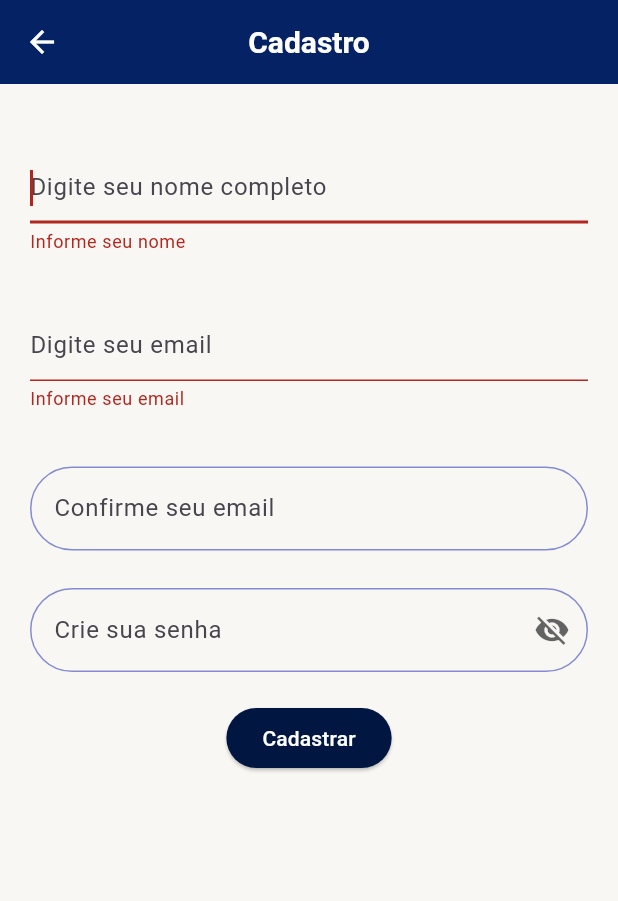
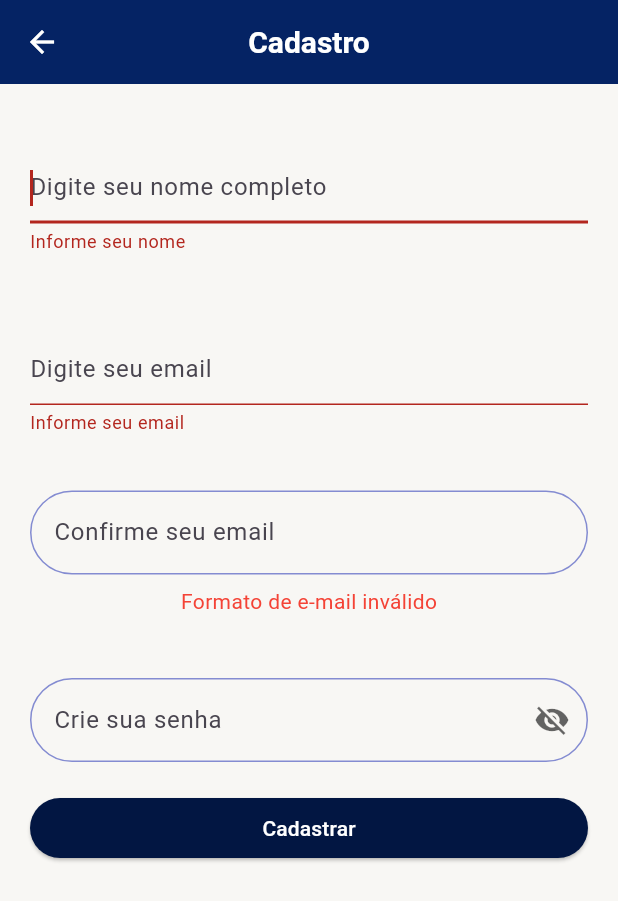
Before and after one commit to anaclara-s/timecheck, a Flutter app: the RegisterPage screen opened by its route, after a tap on "Cadastrar", on a phone screen of 412 x 824 dp. Shown: the top 901 px of the screen. Run offline on Flutter 3.47's test engine with Material 3 defaults, Android fonts, the phone set to English and light mode, and no system bars; our stand-ins replace table_calendar.

Commit message:
refatoração RegisterPage

```diff
--- /dev/null
+++ b/lib/pages/register/controller/register_controller.dart
@@ -0,0 +1,87 @@
+import 'package:flutter/material.dart';
+
+import '../../../core/services/auth_service.dart';
+
+class RegisterController {
+  final nameController = TextEditingController();
+  final emailController = TextEditingController();
+  final confirmEmailController = TextEditingController();
+  final passwordController = TextEditingController();
+
+  String generatedUsername = '';
+  String? emailError;
+  bool isLoading = false;
+
+  void generateUsername(String fullName) {
+    final names = fullName.trim().split(' ');
+    if (names.length >= 2) {
+      final first = names.first.toLowerCase();
+      final last = names.last.toLowerCase();
+      generatedUsername = '$first.$last';
+    } else {
+      generatedUsername = '';
+    }
+  }
+
+  void validateEmail() {
+    final email = emailController.text.trim();
+    final confirm = confirmEmailController.text.trim();
+
+    if (!_isValidEmail(email)) {
+      emailError = 'Formato de e-mail inválido';
+    } else if (email != confirm) {
+      emailError = 'Os e-mails não coincidem';
+    } else {
+      emailError = null;
+    }
+  }
+
+  bool _isValidEmail(String email) {
+    final regex = RegExp(r'^[\w-.]+@([\w-]+\.)+[\w-]{2,4}$');
+    return regex.hasMatch(email);
+  }
+
+  void dispose() {
+    nameController.dispose();
+    emailController.dispose();
+    confirmEmailController.dispose();
+    passwordController.dispose();
+  }
+
+  Future<void> handleRegister({
+    required GlobalKey<FormState> formKey,
+    required BuildContext context,
+    required VoidCallback onUpdate,
+  }) async {
+    validateEmail();
+    onUpdate();
+
+    if (!formKey.currentState!.validate() || emailError != null) return;
+
+    isLoading = true;
+    onUpdate();
+
+    final response = await AuthService.registerUser(
+      nameController.text.trim(),
+      emailController.text.trim(),
+      passwordController.text.trim(),
+    );
+
+    print('Resposta da API: $response');
+
+    isLoading = false;
+    onUpdate();
+
+    if (response['sucess'] == true) {
+      final usuario = response['usuario'];
+      ScaffoldMessenger.of(context).showSnackBar(
+        SnackBar(content: Text('Cadastro realizado! Usuário: $usuario')),
+      );
+      Navigator.pushReplacementNamed(context, '/login');
+    } else {
+      ScaffoldMessenger.of(context).showSnackBar(
+        SnackBar(content: Text(response['mensage'] ?? 'Erro no cadastro')),
+      );
+    }
+  }
+}
--- a/lib/pages/register/register_page.dart
+++ b/lib/pages/register/register_page.dart
@@ -1,8 +1,10 @@
 import 'package:flutter/material.dart';
 
-import '../../core/services/auth_service.dart';
 import '../../core/widgets/custom_appbar.dart';
 import '../../core/widgets/custom_text_form_field.dart';
+import 'controller/register_controller.dart';
+import 'widget/email_fields.dart';
+import 'widget/username_preview.dart';
 
 class RegisterPage extends StatefulWidget {
   const RegisterPage({super.key});
@@ -13,81 +15,7 @@ class RegisterPage extends StatefulWidget {
 
 class _RegisterPageState extends State<RegisterPage> {
   final _formKey = GlobalKey<FormState>();
-  final nameController = TextEditingController();
-  final emailController = TextEditingController();
-  final passwordController = TextEditingController();
-  final TextEditingController confirmEmailController = TextEditingController();
-
-  String? emailError;
-
-  void _validateEmail() {
-    final email = emailController.text.trim();
-    final confirmEmail = confirmEmailController.text.trim();
-
-    if (!_isValidEmail(email)) {
-      setState(() => emailError = 'Formato de e-mail inválido');
-    } else if (email != confirmEmail) {
-      setState(() => emailError = 'Os e-mails não coincidem');
-    } else {
-      setState(() => emailError = null);
-    }
-  }
-
-  bool _isValidEmail(String email) {
-    final emailRegex = RegExp(r'^[\w-.]+@([\w-]+\.)+[\w-]{2,4}$');
-    return emailRegex.hasMatch(email);
-  }
-
-  @override
-  void dispose() {
-    confirmEmailController.dispose();
-    super.dispose();
-  }
-
-  bool _isLoading = false;
-
-  String generatedUsername = '';
-
-  void _generateUsername(String fullName) {
-    final names = fullName.trim().split(' ');
-    if (names.length >= 2) {
-      final firstName = names.first.toLowerCase();
-      final lastName = names.last.toLowerCase();
-      setState(() {
-        generatedUsername = '$firstName.$lastName';
-      });
-    } else {
-      setState(() {
-        generatedUsername = '';
-      });
-    }
-  }
-
-  void _register() async {
-    if (!_formKey.currentState!.validate()) return;
-
-    setState(() => _isLoading = true);
-
-    final response = await AuthService.registerUser(
-      nameController.text.trim(),
-      emailController.text.trim(),
-      passwordController.text.trim(),
-    );
-
-    setState(() => _isLoading = false);
-
-    if (response['sucess']) {
-      final usuario = response['usuario'];
-      ScaffoldMessenger.of(context).showSnackBar(
-        SnackBar(content: Text('Cadastro realizado! Usuário: $usuario')),
-      );
-      Navigator.pushReplacementNamed(context, '/login');
-    } else {
-      ScaffoldMessenger.of(context).showSnackBar(
-        SnackBar(content: Text(response['mensage'])),
-      );
-    }
-  }
+  final controller = RegisterController();
 
   @override
   Widget build(BuildContext context) {
@@ -97,72 +25,48 @@ class _RegisterPageState extends State<RegisterPage> {
         padding: const EdgeInsets.all(20),
         child: Form(
           key: _formKey,
-          child: Column(
+          child: ListView(
             children: [
               CustomTextFormFieldWidget(
-                controller: nameController,
+                controller: controller.nameController,
                 hintText: 'Digite seu nome completo',
                 validator: (value) =>
                     value!.isEmpty ? 'Informe seu nome' : null,
-                onChanged: _generateUsername,
+                onChanged: (value) {
+                  setState(() {
+                    controller.generateUsername(value);
+                  });
+                },
               ),
               const SizedBox(height: 12),
-              if (generatedUsername.isNotEmpty)
-                Column(
-                  crossAxisAlignment: CrossAxisAlignment.start,
-                  children: [
-                    const Text(
-                      'Seu nome de usuário será:',
-                      style: TextStyle(fontWeight: FontWeight.w500),
-                    ),
-                    const SizedBox(height: 4),
-                    Container(
-                      width: double.infinity,
-                      padding: const EdgeInsets.all(12),
-                      decoration: BoxDecoration(
-                        color: const Color.fromARGB(255, 27, 63, 131),
-                        borderRadius: BorderRadius.circular(12),
-                      ),
-                      child: Text(
-                        generatedUsername,
-                        style: const TextStyle(
-                          fontSize: 16,
-                          fontWeight: FontWeight.bold,
-                        ),
-                      ),
-                    ),
-                  ],
-                ),
+              UsernamePreview(username: controller.generatedUsername),
+              const SizedBox(height: 16),
+              EmailFields(
+                emailController: controller.emailController,
+                confirmEmailController: controller.confirmEmailController,
+                emailError: controller.emailError,
+                onChanged: () {
+                  setState(() {
+                    controller.validateEmail();
+                  });
+                },
+              ),
+              const SizedBox(height: 16),
               CustomTextFormFieldWidget(
-                controller: emailController,
-                hintText: 'Digite seu email',
-                validator: (value) =>
-                    value!.isEmpty ? 'Informe seu email' : null,
-                onChanged: (_) => _validateEmail(),
-              ),
-              const SizedBox(height: 12),
-              CustomTextFormFieldWidget(
-                controller: confirmEmailController,
-                hintText: 'Confirme seu email',
-                onChanged: (_) => _validateEmail(),
-              ),
-              if (emailError != null)
-                Padding(
-                  padding: const EdgeInsets.only(top: 8),
-                  child: Text(
-                    emailError!,
-                    style: const TextStyle(color: Colors.red),
-                  ),
-                ),
-              CustomTextFormFieldWidget(
-                controller: passwordController,
+                controller: controller.passwordController,
                 hintText: 'Crie sua senha',
                 isPassword: true,
               ),
               const SizedBox(height: 20),
               ElevatedButton(
-                onPressed: _isLoading ? null : _register,
-                child: _isLoading
+                onPressed: controller.isLoading
+                    ? null
+                    : () => controller.handleRegister(
+                          formKey: _formKey,
+                          context: context,
+                          onUpdate: () => setState(() {}),
+                        ),
+                child: controller.isLoading
                     ? const CircularProgressIndicator()
                     : const Text('Cadastrar'),
               ),
--- /dev/null
+++ b/lib/pages/register/widget/email_fields.dart
@@ -0,0 +1,45 @@
+import 'package:flutter/material.dart';
+import '../../../core/widgets/custom_text_form_field.dart';
+
+class EmailFields extends StatelessWidget {
+  final TextEditingController emailController;
+  final TextEditingController confirmEmailController;
+  final String? emailError;
+  final VoidCallback onChanged;
+
+  const EmailFields({
+    super.key,
+    required this.emailController,
+    required this.confirmEmailController,
+    required this.emailError,
+    required this.onChanged,
+  });
+
+  @override
+  Widget build(BuildContext context) {
+    return Column(
+      children: [
+        CustomTextFormFieldWidget(
+          controller: emailController,
+          hintText: 'Digite seu email',
+          validator: (value) => value!.isEmpty ? 'Informe seu email' : null,
+          onChanged: (_) => onChanged(),
+        ),
+        const SizedBox(height: 12),
+        CustomTextFormFieldWidget(
+          controller: confirmEmailController,
+          hintText: 'Confirme seu email',
+          onChanged: (_) => onChanged(),
+        ),
+        if (emailError != null)
+          Padding(
+            padding: const EdgeInsets.only(top: 8),
+            child: Text(
+              emailError!,
+              style: const TextStyle(color: Colors.red),
+            ),
+          ),
+      ],
+    );
+  }
+}
--- /dev/null
+++ b/lib/pages/register/widget/username_preview.dart
@@ -0,0 +1,39 @@
+import 'package:flutter/material.dart';
+
+class UsernamePreview extends StatelessWidget {
+  final String username;
+
+  const UsernamePreview({super.key, required this.username});
+
+  @override
+  Widget build(BuildContext context) {
+    if (username.isEmpty) return const SizedBox.shrink();
+
+    return Column(
+      crossAxisAlignment: CrossAxisAlignment.start,
+      children: [
+        const Text(
+          'Seu nome de usuário será:',
+          style: TextStyle(fontWeight: FontWeight.w500),
+        ),
+        const SizedBox(height: 4),
+        Container(
+          width: double.infinity,
+          padding: const EdgeInsets.all(12),
+          decoration: BoxDecoration(
+            color: Color.fromARGB(255, 27, 63, 131),
+            borderRadius: BorderRadius.circular(12),
+          ),
+          child: Text(
+            username,
+            style: const TextStyle(
+              fontSize: 16,
+              fontWeight: FontWeight.bold,
+              color: Colors.white,
+            ),
+          ),
+        ),
+      ],
+    );
+  }
+}
```
